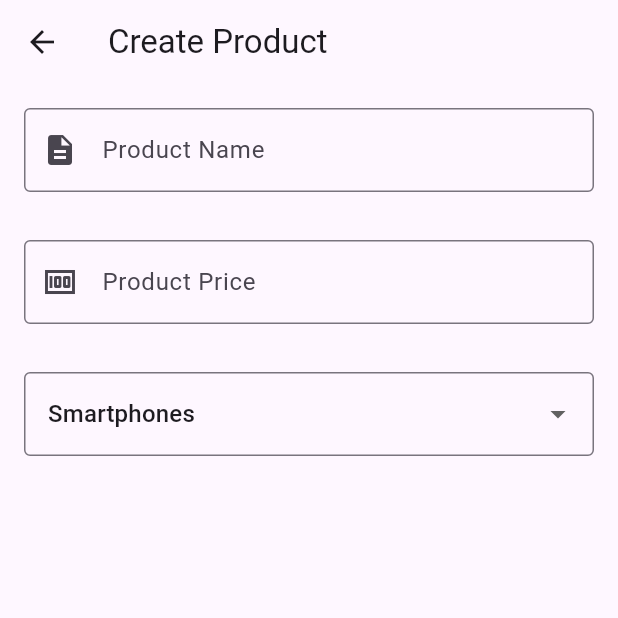
After one commit to engagetitus/fluttermodcom, a Flutter app: the Products screen opened directly, after a tap on the "edit note" icon, on a phone screen of 412 x 824 dp, the top half of it. The commit adds this screen. Run offline on Flutter 3.47's test engine with Material 3 defaults, Android fonts, the light colour scheme and no system bars; our stand-ins replace email_validator, flex_color_scheme; network calls fail.

Commit message:
soko_garden

```diff
--- a/main/lms/lib/components/dropdown.dart
+++ b/main/lms/lib/components/dropdown.dart
@@ -1,4 +1,6 @@
 import 'package:flutter/material.dart';
+
+import '../data/courses.dart';
 
 DropdownButtonFormField customDrop(String input, String selected,
     List<String> list, Function(dynamic)? setValue) {
--- /dev/null
+++ b/main/lms/lib/models/courses.dart
@@ -0,0 +1,11 @@
+class Courses {
+  final String code;
+  final String name;
+  final String description;
+
+  Courses(this.code, this.name, this.description);
+
+  String fees() {
+    return 'Free';
+  }
+}
--- /dev/null
+++ b/side/soko/lib/screens/create_product.dart
@@ -0,0 +1,100 @@
+import 'package:flutter/material.dart';
+
+class Createproduct extends StatefulWidget {
+  const Createproduct({super.key});
+
+  @override
+  State<Createproduct> createState() => _CreateproductState();
+}
+
+class _CreateproductState extends State<Createproduct> {
+List toselect = ['Smartphones', 'Appliances', 'Electronics','Bedding','Clothes'];
+
+late String? selected = toselect[0];
+  @override
+  Widget build(BuildContext context) {
+    return Scaffold(
+      appBar: AppBar(
+        title: const Text("Create Product"),
+      ),
+      body: Column(
+        children: [
+          Form(
+            child: Column(
+              children: [
+                Padding(
+                  padding: const EdgeInsets.all(16.0),
+                  child: TextFormField(
+                    decoration: const InputDecoration(
+                      border: OutlineInputBorder(),
+                      labelText: "Product Name",
+                      prefixIcon: Icon(Icons.description),
+                    ),
+                    keyboardType: TextInputType.text,
+                  validator: (value){
+                    if(value!.isEmpty || int.tryParse(value) != null){
+                      return 'Enter a valid name';
+                    }
+                    else{
+                      return null;
+                    }
+                  },
+                  ),
+                ),
+
+                Padding(
+                  padding: const EdgeInsets.all(16.0),
+                  child: TextFormField(
+                    decoration: const InputDecoration(
+                      border: OutlineInputBorder(),
+                      labelText: "Product Price",
+                      prefixIcon: Icon(Icons.money),
+                    ),
+                    keyboardType: TextInputType.number,
+                  validator: (value){
+                    if(value!.isEmpty || double.tryParse(value) == null){
+                      return 'Enter a valid number';
+                    }
+                    else{
+                      return null;
+                    }
+                  },
+                  ),
+
+
+
+                ),
+
+
+                Padding(
+                  padding: const EdgeInsets.all(16.0),
+                  child: DropdownButtonFormField(
+                    decoration: const InputDecoration(
+                      border: OutlineInputBorder(),
+                    ),
+                    value: selected,
+                    items: List.generate(toselect.length,
+                    (index){
+                      return DropdownMenuItem(
+                        value: toselect[index],
+                        child: Text(toselect[index]));
+
+                    }),
+                    onChanged: (value){
+                      setState(() {
+                        selected = value.toString();
+                      });
+                    })
+
+                ),
+
+
+
+
+              ],
+            ))
+        ],
+      )
+    );
+  }
+}
--- /dev/null
+++ b/side/soko/lib/screens/products.dart
@@ -0,0 +1,94 @@
+import 'dart:convert';
+
+import 'package:flutter/material.dart';
+import 'package:http/http.dart' as http;
+import 'package:soko/api/products.dart';
+
+import '../controller/api.dart';
+import 'create_product.dart';
+import 'single_product.dart';
+
+class Products extends StatefulWidget {
+  const Products({super.key});
+
+  @override
+  State<Products> createState() => _ProductsState();
+}
+
+class _ProductsState extends State<Products> {
+  @override
+  void initState() {
+    super.initState();
+    getproducts();
+  }
+
+  @override
+  Widget build(BuildContext context) {
+    return Scaffold(
+      appBar: AppBar(
+        title: const Text("Products"),
+        actions: [
+          IconButton(
+              onPressed: () {
+                Navigator.push(context,
+                    MaterialPageRoute(builder: (_) => const Createproduct()));
+              },
+              icon: const Icon(Icons.edit_note)),
+          IconButton(
+              onPressed: () {
+                initState();
+              },
+              icon: const Icon(Icons.refresh))
+        ],
+      ),
+      body: FutureBuilder(
+          future: getproducts(),
+          builder: (context, snapshot) {
+            if (snapshot.connectionState == ConnectionState.waiting) {
+              return Center(child: CircularProgressIndicator());
+            } else if (snapshot.hasError) {
+              return Text(snapshot.error.toString());
+            } else {
+              var data = snapshot.data;
+              if (data == null) {
+                return Text('No Products Found');
+              } else {
+                var products = data;
+                return ListView.builder(
+                    itemCount: products.length,
+                    itemBuilder: (context, index) {
+                      return ListTile(
+                        onTap: () {
+                          Navigator.push(
+                              context,
+                              MaterialPageRoute(
+                                  builder: (context) => Oneproduct(
+                                        product_id: products[index][0],
+                                      )));
+                        },
+                        leading: SizedBox(
+                            height: MediaQuery.of(context).size.height * 0.3,
+                            child: Image.network(
+                              "$baseurl/static/images/${products[index][5]}",
+                              scale: 2,
+                            )),
+                        subtitle: Column(
+                          crossAxisAlignment: CrossAxisAlignment.start,
+                          children: [
+                            Text('Product Name : ${products[index][1]}'),
+                            Text(
+                              'Product Description : ${products[index][2]}',
+                              overflow: TextOverflow.visible,
+                            ),
+                            Text(
+                                'Product Price : KSH ${products[index][3].toString()}'),
+                          ],
+                        ),
+                      );
+                    });
+              }
+            }
+          }),
+    );
+  }
+}
```
Also changed, not shown: main/lms/lib/data/courses.dart (+11 -1 lines), main/lms/lib/pages/students/course.dart (+8 -2 lines), side/soko/analysis_options.yaml (added, +28 -0 lines), side/soko/lib/controller/api.dart (added, +44 -0 lines), side/soko/lib/main.dart (added, +14 -0 lines), side/soko/lib/screens/add_product.dart (added, +100 -0 lines), side/soko/lib/screens/mpesa.dart (added, +127 -0 lines), side/soko/lib/screens/single_product.dart (added, +54 -0 lines), side/soko/pubspec.yaml (added, +93 -0 lines), 121 other files.
